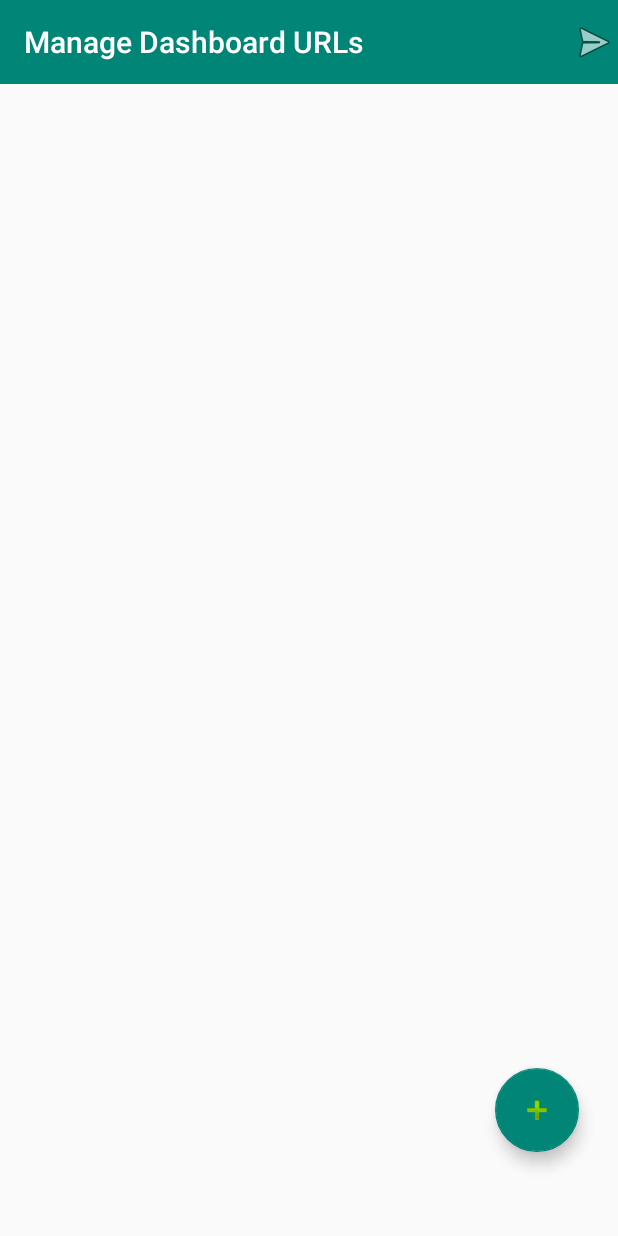
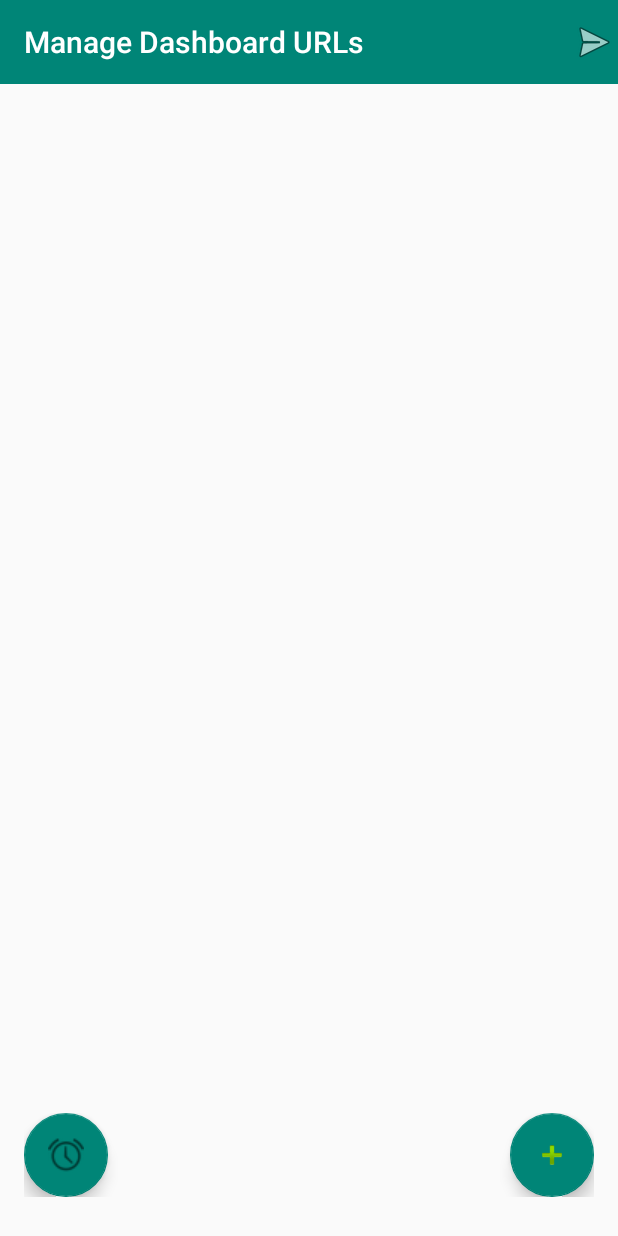
Before and after one commit to IniongunIsaac/Dashboards, an Android app: the screen it shows after launch (UrlListActivity), on a phone screen of 412 x 824 dp. Run offline under Robolectric (Android 15) with nearby library versions, the phone set to English and light mode, and no system bars; our stand-ins replace ButterKnife, Dagger/Hilt's generated code, Room's generated code; 3 statements that could not run were skipped.

Commit message:
Added set timer dialog

```diff
--- a/app/src/main/java/com/iniongun/dashboards/ui/url_list/UrlListActivity.java
+++ b/app/src/main/java/com/iniongun/dashboards/ui/url_list/UrlListActivity.java
@@ -1,5 +1,6 @@
 package com.iniongun.dashboards.ui.url_list;
 
+import android.app.Dialog;
 import android.arch.lifecycle.Observer;
 import android.arch.lifecycle.ViewModelProvider;
 import android.arch.lifecycle.ViewModelProviders;
@@ -42,17 +43,13 @@ import butterknife.ButterKnife;
 
 public class UrlListActivity extends AppCompatActivity {
 
-    @BindView(R.id.url_list_recycler_view)
-    RecyclerView url_list_recycler_view;
+    @BindView(R.id.url_list_recycler_view) RecyclerView url_list_recycler_view;
 
-    @BindView(R.id.btn_add_url)
-    FloatingActionButton btn_add_url;
+    @BindView(R.id.btn_add_url) FloatingActionButton btn_add_url;
 
-//    @BindView(R.id.toolbar)
-//    Toolbar toolbar;
+    @BindView(R.id.btn_start_url_activity) ImageView btn_start_url_activity;
 
-    @BindView(R.id.btn_start_url_activity)
-    ImageView btn_start_url_activity;
+    @BindView(R.id.btn_timer_settings) FloatingActionButton btn_timer_settings;
 
     @Inject
     ViewModelProvider.Factory viewModelFactory;
@@ -63,6 +60,8 @@ public class UrlListActivity extends AppCompatActivity {
 
     UrlListAdapter adapter;
 
+    SecurePreferences preferences;
+
     @Override
     protected void onCreate(Bundle savedInstanceState) {
         super.onCreate(savedInstanceState);
@@ -70,6 +69,11 @@ public class UrlListActivity extends AppCompatActivity {
         setContentView(R.layout.activity_url_list);
 
         ButterKnife.bind(this);
+
+        preferences = Utils.getSecurePreferences(this);
+
+        //set default timer value
+        preferences.put(Constants.DASHBOARD_SLIDER_TIMER_KEY, "5000");
 
         ActionBar actionBar = getSupportActionBar();
 
@@ -114,6 +118,34 @@ public class UrlListActivity extends AppCompatActivity {
                 }else{
                     Toast.makeText(UrlListActivity.this, "Cannot start activity, please add at least one URL.", Toast.LENGTH_LONG).show();
                 }
+            }
+        });
+
+        btn_timer_settings.setOnClickListener(new View.OnClickListener() {
+            @Override
+            public void onClick(View v) {
+                final Dialog dialog = new Dialog(UrlListActivity.this);
+                dialog.setContentView(R.layout.timer_layout);
+                dialog.setTitle("Set Timer");
+
+                final EditText et_timer = dialog.findViewById(R.id.et_timer_interval);
+                Button btn_set_timer = dialog.findViewById(R.id.btn_set_timer);
+
+                btn_set_timer.setOnClickListener(new View.OnClickListener() {
+                    @Override
+                    public void onClick(View v) {
+                        String timer_text = et_timer.getText().toString();
+                        if (!timer_text.equalsIgnoreCase("")){
+                            preferences.put(Constants.DASHBOARD_SLIDER_TIMER_KEY, timer_text);
+                            Toast.makeText(UrlListActivity.this, "Timer set.", Toast.LENGTH_SHORT).show();
+                            dialog.dismiss();
+                        } else{
+                            Toast.makeText(UrlListActivity.this, "Please enter timer value.", Toast.LENGTH_SHORT).show();
+                        }
+                    }
+                });
+
+                dialog.show();
             }
         });
 
--- a/app/src/main/res/layout/activity_url_list.xml
+++ b/app/src/main/res/layout/activity_url_list.xml
@@ -36,15 +36,27 @@
             android:layout_height="match_parent"
             android:id="@+id/url_list_recycler_view"/>
 
-        <android.support.design.widget.FloatingActionButton
-            android:layout_width="wrap_content"
+        <RelativeLayout
+            android:layout_width="match_parent"
             android:layout_height="wrap_content"
             android:layout_alignParentBottom="true"
-            android:layout_alignParentEnd="true"
-            android:layout_marginBottom="40dp"
-            android:layout_marginEnd="10dp"
-            android:id="@+id/btn_add_url"
-            android:src="@android:drawable/ic_input_add"/>
+            android:layout_marginBottom="10dp">
+
+            <android.support.design.widget.FloatingActionButton
+                android:layout_width="wrap_content"
+                android:layout_height="wrap_content"
+                android:id="@+id/btn_timer_settings"
+                android:src="@android:drawable/ic_lock_idle_alarm"
+                android:layout_alignParentStart="true"/>
+
+            <android.support.design.widget.FloatingActionButton
+                android:layout_width="wrap_content"
+                android:layout_height="wrap_content"
+                android:id="@+id/btn_add_url"
+                android:src="@android:drawable/ic_input_add"
+                android:layout_alignParentEnd="true"/>
+
+        </RelativeLayout>
 
     </RelativeLayout>
 
```
Also changed, not shown: app/src/main/res/layout/timer_layout.xml (added, +21 -0 lines), 1 other file.
